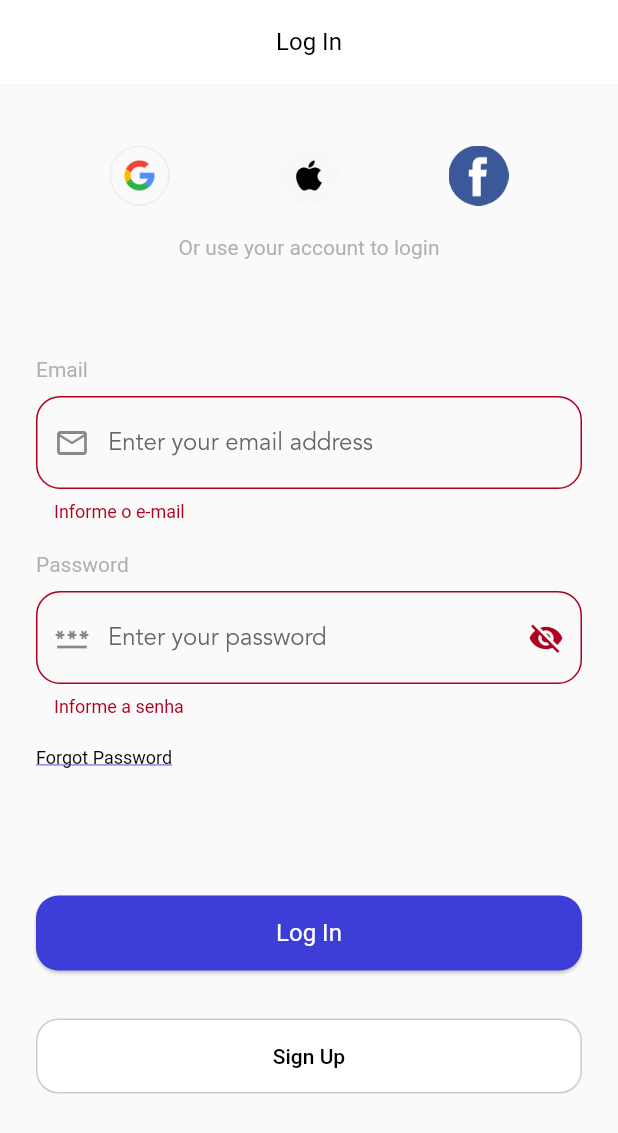
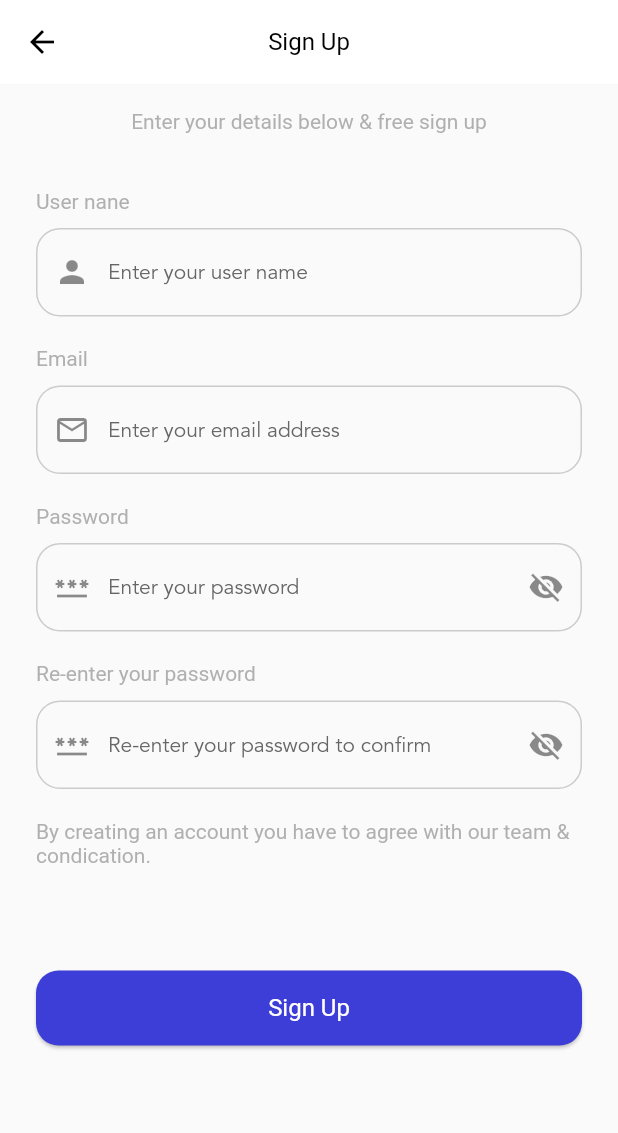
Before and after one commit to constant-hbt/learn_bloc_pattern, a Flutter app: the SignInPage screen opened by its route, after a tap on "Log In", after a tap on "Sign Up", on a phone screen of 412 x 824 dp. Shown: the top 1133 px of the screen. Run offline on Flutter 3.47's test engine with Material 2 defaults, Android fonts, the phone set to English and light mode, and no system bars; our stand-ins replace cloud_firestore, dots_indicator, firebase_auth, firebase_core, flutter_bloc, fluttertoast; accounts and stored records are empty.

Commit message:
:sparkles: feat: Adicionando o registro e login de usuário pelo método de email e senha

```diff
--- /dev/null
+++ b/lib/src/pages/bloc_providers.dart
@@ -0,0 +1,10 @@
+import 'package:bloc_pattern/src/pages/welcome/blocs/welcome_bloc.dart';
+import 'package:flutter_bloc/flutter_bloc.dart';
+
+class AppBlocProviders {
+  static get blocProviders => [
+        BlocProvider(
+          create: (context) => WelcomeBloc(),
+        ),
+      ];
+}
--- a/lib/src/pages/pages.dart
+++ b/lib/src/pages/pages.dart
@@ -1,2 +1,3 @@
 export './welcome/welcome_page.dart';
 export './sign_in/sign_in_page.dart';
+export './register/register_page.dart';
--- /dev/null
+++ b/lib/src/pages/register/register_page.dart
@@ -0,0 +1,143 @@
+import 'package:bloc_pattern/src/pages/register/register_controller.dart';
+import 'package:bloc_pattern/src/shared/utils/validation_mixins.dart';
+import 'package:bloc_pattern/src/shared/widgets/shared_widgets.dart';
+import 'package:flutter/material.dart';
+
+class RegisterPage extends StatefulWidget {
+  const RegisterPage({super.key});
+
+  @override
+  State<RegisterPage> createState() => _RegisterPageState();
+}
+
+class _RegisterPageState extends State<RegisterPage> with ValidationMixins {
+  final _formKey = GlobalKey<FormState>();
+  final _userNameController = TextEditingController();
+  final _emailController = TextEditingController();
+  final _passwordController = TextEditingController();
+  final _confirmPasswordController = TextEditingController();
+  final _registerController = RegisterController();
+
+  AutovalidateMode _autoValidate = AutovalidateMode.disabled;
+
+  void _setAutoValidateMode() {
+    if (_autoValidate == AutovalidateMode.disabled) {
+      setState(() {
+        _autoValidate = AutovalidateMode.always;
+      });
+    }
+  }
+
+  Future<void> _register() async {
+    if (_formKey.currentState != null &&
+        _formKey.currentState!.validate() &&
+        await _registerController.handleRegister(
+          userName: _userNameController.text,
+          email: _emailController.text,
+          password: _passwordController.text,
+          confirmPassword: _confirmPasswordController.text,
+        )) {
+      if (context.mounted) {
+        Navigator.of(context).pop();
+      }
+    }
+  }
+
+  String? _confirmPasswordValidation(String? confirmPassword) {
+    String? confirmPasswordError;
+    final password = _passwordController.text;
+    final validationError = passwordValidation(
+      password: confirmPassword,
+      isConfirmPassword: true,
+    );
+
+    if (validationError != null) {
+      confirmPasswordError = validationError;
+    } else if (confirmPassword != password) {
+      confirmPasswordError = 'A senha de confirmação deve ser igual a senha';
+    }
+
+    return confirmPasswordError;
+  }
+
+  @override
+  Widget build(BuildContext context) {
+    return Scaffold(
+      appBar: BuildFunctions.buildAppBar('Sign Up'),
+      body: SafeArea(
+          child: SingleChildScrollView(
+        child: Padding(
+          padding: const EdgeInsets.symmetric(vertical: 16, horizontal: 24),
+          child: Column(
+            crossAxisAlignment: CrossAxisAlignment.start,
+            children: [
+              Center(
+                  child: BuildFunctions.reusableText(
+                      'Enter your details below & free sign up')),
+              Container(
+                margin: const EdgeInsets.only(top: 32),
+                child: Form(
+                  key: _formKey,
+                  autovalidateMode: _autoValidate,
+                  child: Column(
+                    crossAxisAlignment: CrossAxisAlignment.start,
+                    children: [
+                      CustomTextFormField(
+                        controller: _userNameController,
+                        labelText: 'User nane',
+                        textType: TextInputType.name,
+                        hintText: 'Enter your user name',
+                        icon: Icons.person,
+                        onChange: _setAutoValidateMode,
+                        validator: (userName) => minimumTextLenght(userName, 3,
+                            msgError:
+                                'O nome de usuário deve possuir no mínimo 3 caracteres'),
+                      ),
+                      CustomTextFormField(
+                        controller: _emailController,
+                        labelText: 'Email',
+                        textType: TextInputType.emailAddress,
+                        hintText: 'Enter your email address',
+                        icon: Icons.email_outlined,
+                        onChange: _setAutoValidateMode,
+                        validator: (email) => emailValidation(email: email),
+                      ),
+                      CustomTextFormField(
+                        controller: _passwordController,
+                        labelText: 'Password',
+                        textType: TextInputType.visiblePassword,
+                        hintText: 'Enter your password',
+                        icon: Icons.password,
+                        obscureText: true,
+                        onChange: _setAutoValidateMode,
+                        validator: (password) =>
+                            passwordValidation(password: password),
+                      ),
+                      CustomTextFormField(
+                        controller: _confirmPasswordController,
+                        labelText: 'Re-enter your password',
+                        textType: TextInputType.visiblePassword,
+                        hintText: 'Re-enter your password to confirm',
+                        icon: Icons.password,
+                        obscureText: true,
+                        onChange: _setAutoValidateMode,
+                        validator: _confirmPasswordValidation,
+                      ),
+                      BuildFunctions.reusableText(
+                          'By creating an account you have to agree with our team & condication.'),
+                      const SizedBox(
+                        height: 64,
+                      ),
+                      CustomElevatedButtonWidget(
+                          text: 'Sign Up', func: _register),
+                    ],
+                  ),
+                ),
+              )
+            ],
+          ),
+        ),
+      )),
+    );
+  }
+}
--- a/lib/src/pages/sign_in/sign_in_page.dart
+++ b/lib/src/pages/sign_in/sign_in_page.dart
@@ -1,10 +1,9 @@
 import 'package:bloc_pattern/src/pages/sign_in/sign_in_controller.dart';
-import 'package:bloc_pattern/src/pages/sign_in/widgets/custom_elevated_button_widget.dart';
-import 'package:bloc_pattern/src/pages/sign_in/widgets/custom_outline_button_widget.dart';
-import 'package:bloc_pattern/src/pages/sign_in/widgets/custom_text_form_field.dart';
 import 'package:bloc_pattern/src/pages/sign_in/widgets/custom_widgets.dart';
 import 'package:bloc_pattern/src/pages/sign_in/widgets/third_party_login_widget.dart';
+import 'package:bloc_pattern/src/routes.dart';
 import 'package:bloc_pattern/src/shared/utils/validation_mixins.dart';
+import 'package:bloc_pattern/src/shared/widgets/shared_widgets.dart';
 import 'package:flutter/material.dart';
 
 class SignInPage extends StatefulWidget {
@@ -28,9 +27,9 @@ class _SignInPageState extends State<SignInPage> with ValidationMixins {
     });
   }
 
-  void _signIn() {
+  Future<void> _signIn() async {
     if (_formKey.currentState != null && _formKey.currentState!.validate()) {
-      _signInController.handleSignIn(
+      await _signInController.handleSignIn(
           _emailController.text, _passwordController.text);
     }
   }
@@ -38,7 +37,7 @@ class _SignInPageState extends State<SignInPage> with ValidationMixins {
   @override
   Widget build(BuildContext context) {
     return Scaffold(
-      appBar: CustomWidgets.buildAppBar('Log In'),
+      appBar: BuildFunctions.buildAppBar('Log In'),
       body: SafeArea(
           child: SingleChildScrollView(
         child: Column(
@@ -46,8 +45,8 @@ class _SignInPageState extends State<SignInPage> with ValidationMixins {
           children: [
             const ThirdPartyLoginWidget(),
             Center(
-                child:
-                    CustomWidgets.reusableText('Or use your account to login')),
+                child: BuildFunctions.reusableText(
+                    'Or use your account to login')),
             Container(
               margin: const EdgeInsets.only(top: 60),
               padding: const EdgeInsets.symmetric(horizontal: 24),
@@ -85,7 +84,10 @@ class _SignInPageState extends State<SignInPage> with ValidationMixins {
                     const SizedBox(
                       height: 32,
                     ),
-                    CustomOutlineButtonWidget(text: 'Sign Up', func: () {}),
+                    CustomOutlineButtonWidget(
+                        text: 'Sign Up',
+                        func: () =>
+                            Navigator.of(context).pushNamed(Routes.register)),
                     const SizedBox(
                       height: 32,
                     ),
--- a/lib/src/pages/sign_in/widgets/custom_widgets.dart
+++ b/lib/src/pages/sign_in/widgets/custom_widgets.dart
@@ -2,36 +2,6 @@ import 'package:bloc_pattern/src/shared/themes/app_color_scheme.dart';
 import 'package:flutter/material.dart';
 
 class CustomWidgets {
-  static AppBar buildAppBar(String title) {
-    return AppBar(
-      title: Text(
-        title,
-        style: const TextStyle(color: AppColorScheme.primaryText),
-      ),
-      bottom: PreferredSize(
-        preferredSize: const Size.fromHeight(1),
-        child: Container(
-          height: 1,
-          color: AppColorScheme.primarySecondaryBackground,
-        ),
-      ),
-    );
-  }
-
-  static Widget reusableText(String text) => Container(
-        margin: const EdgeInsets.only(
-          bottom: 5,
-        ),
-        child: Text(
-          text,
-          style: TextStyle(
-            color: Colors.grey.withOpacity(0.8),
-            fontWeight: FontWeight.normal,
-            fontSize: 14,
-          ),
-        ),
-      );
-
   static Widget forgotPassword(BuildContext context, Function func) =>
       Container(
         margin: const EdgeInsets.only(
--- a/lib/src/routes.dart
+++ b/lib/src/routes.dart
@@ -4,11 +4,13 @@ import 'package:flutter/material.dart';
 class Routes {
   static const welcome = '/welcome';
   static const signIn = '/sign-in';
+  static const register = '/register';
 
   static Map<String, Widget Function(BuildContext context)> routes(
           BuildContext context) =>
       {
         welcome: (context) => const WelcomePage(),
         signIn: (context) => const SignInPage(),
+        register: (context) => const RegisterPage(),
       };
 }
--- a/lib/src/shared/themes/app_theme.dart
+++ b/lib/src/shared/themes/app_theme.dart
@@ -2,7 +2,7 @@ import 'package:bloc_pattern/src/shared/themes/app_color_scheme.dart';
 import 'package:flutter/material.dart';
 
 class AppTheme {
-  static get lightTheme => ThemeData.light().copyWith(
+  static ThemeData get lightTheme => ThemeData.light().copyWith(
       colorScheme: AppColorScheme.lightColorScheme,
       appBarTheme: AppBarTheme(
         color: AppColorScheme.lightColorScheme.background,
@@ -13,6 +13,9 @@ class AppTheme {
         ),
         centerTitle: true,
         elevation: 0,
+        iconTheme: const IconThemeData(
+          color: AppColorScheme.primaryText,
+        ),
       ),
       elevatedButtonTheme: ElevatedButtonThemeData(
         style: ElevatedButton.styleFrom(
--- a/lib/src/shared/utils/validation_mixins.dart
+++ b/lib/src/shared/utils/validation_mixins.dart
@@ -1,4 +1,25 @@
 mixin ValidationMixins {
+  static const int _minimunAmountCharsForPassword = 6;
+
+  String? notEmpty(String? value, {String? emptyMsgError}) {
+    if (value == null || value.trim().isEmpty) {
+      return emptyMsgError ?? 'Informe o valor';
+    }
+    return null;
+  }
+
+  String? minimumTextLenght(
+    String? text,
+    int minimumLenght, {
+    String? msgError,
+  }) {
+    if (text == null || text.isEmpty || text.trim().length < minimumLenght) {
+      return msgError ??
+          'O texto deve possuir no mínimo $minimumLenght caracteres';
+    }
+    return null;
+  }
+
   String? emailValidation(
       {required String? email,
       String? errorMsgEmpty,
@@ -19,9 +40,18 @@ mixin ValidationMixins {
     required String? password,
     String? errorMsgEmpty,
     String? errorMsgFormato,
+    int? minimunAmountChars,
+    String? errorMsgMinimunAmountChars,
+    bool isConfirmPassword = false,
   }) {
+    minimunAmountChars = minimunAmountChars ?? _minimunAmountCharsForPassword;
+    final senhaText = isConfirmPassword ? 'senha de confirmação' : 'senha';
+
     if (password == null || password.isEmpty) {
-      return errorMsgEmpty ?? 'Informe a senha';
+      return errorMsgEmpty ?? 'Informe a $senhaText';
+    } else if (password.trim().length < minimunAmountChars) {
+      return errorMsgMinimunAmountChars ??
+          'A $senhaText deve possuir no mínimo $minimunAmountChars caracteres';
     }
 
     return null;
--- /dev/null
+++ b/lib/src/shared/widgets/build_functions.dart
@@ -0,0 +1,34 @@
+import 'package:bloc_pattern/src/shared/themes/app_color_scheme.dart';
+import 'package:flutter/material.dart';
+
+class BuildFunctions {
+  static AppBar buildAppBar(String title) {
+    return AppBar(
+      title: Text(
+        title,
+        style: const TextStyle(color: AppColorScheme.primaryText),
+      ),
+      bottom: PreferredSize(
+        preferredSize: const Size.fromHeight(1),
+        child: Container(
+          height: 1,
+          color: AppColorScheme.primarySecondaryBackground,
+        ),
+      ),
+    );
+  }
+
+  static Widget reusableText(String text) => Container(
+        margin: const EdgeInsets.only(
+          bottom: 5,
+        ),
+        child: Text(
+          text,
+          style: TextStyle(
+            color: Colors.grey.withOpacity(0.8),
+            fontWeight: FontWeight.normal,
+            fontSize: 14,
+          ),
+        ),
+      );
+}
--- a/lib/src/pages/sign_in/widgets/custom_outline_button_widget.dart
+++ b/lib/src/shared/widgets/buttons/custom_outline_button_widget.dart
@@ -16,7 +16,7 @@ class CustomOutlineButtonWidget extends StatelessWidget {
       width: MediaQuery.of(context).size.width,
       height: 50,
       child: OutlinedButton(
-        onPressed: () => func,
+        onPressed: () => func(),
         child: Text(text),
       ),
     );
--- a/lib/src/pages/sign_in/widgets/custom_text_form_field.dart
+++ b/lib/src/shared/widgets/form_elements/custom_text_form_field.dart
@@ -1,15 +1,15 @@
-import 'package:bloc_pattern/src/pages/sign_in/widgets/custom_widgets.dart';
 import 'package:bloc_pattern/src/shared/themes/app_color_scheme.dart';
+import 'package:bloc_pattern/src/shared/widgets/build_functions.dart';
 import 'package:flutter/material.dart';
 
 class CustomTextFormField extends StatefulWidget {
   const CustomTextFormField({
     super.key,
     required this.textType,
-    required this.hintText,
     required this.icon,
     required this.labelText,
     required this.validator,
+    this.hintText,
     this.obscureText = false,
     this.onChange,
     this.controller,
@@ -17,7 +17,7 @@ class CustomTextFormField extends StatefulWidget {
 
   final String labelText;
   final TextInputType textType;
-  final String hintText;
+  final String? hintText;
   final IconData icon;
   final bool obscureText;
   final String? Function(String?) validator;
@@ -46,7 +46,7 @@ class _CustomTextFormFieldState extends State<CustomTextFormField> {
       child: Column(
         crossAxisAlignment: CrossAxisAlignment.start,
         children: [
-          CustomWidgets.reusableText(widget.labelText),
+          BuildFunctions.reusableText(widget.labelText),
           const SizedBox(
             height: 5,
           ),
@@ -68,7 +68,7 @@ class _CustomTextFormFieldState extends State<CustomTextFormField> {
               color: AppColorScheme.primaryText,
               fontFamily: "Avenir",
               fontWeight: FontWeight.normal,
-              fontSize: 16,
+              fontSize: 14,
             ),
             decoration: InputDecoration(
               prefixIcon: Icon(widget.icon),
--- /dev/null
+++ b/lib/src/shared/widgets/notifications/flutter_toast.dart
@@ -0,0 +1,20 @@
+import 'package:flutter/material.dart';
+import 'package:fluttertoast/fluttertoast.dart';
+
+class FlutterToast {
+  static Future<bool?> toastInfo({
+    required String msg,
+    Color backgroundColor = Colors.black,
+    Color textColor = Colors.white,
+  }) {
+    return Fluttertoast.showToast(
+      msg: msg,
+      backgroundColor: backgroundColor,
+      textColor: textColor,
+      toastLength: Toast.LENGTH_SHORT,
+      gravity: ToastGravity.TOP,
+      timeInSecForIosWeb: 2,
+      fontSize: 16,
+    );
+  }
+}
--- /dev/null
+++ b/lib/src/shared/widgets/shared_widgets.dart
@@ -0,0 +1,5 @@
+export './build_functions.dart';
+export './buttons/custom_elevated_button_widget.dart';
+export './buttons/custom_outline_button_widget.dart';
+export 'form_elements/custom_text_form_field.dart';
+export './notifications/flutter_toast.dart';
--- a/pubspec.yaml
+++ b/pubspec.yaml
@@ -19,6 +19,7 @@ dependencies:
   cloud_firestore: ^4.9.1
   firebase_auth: ^4.9.0
   firebase_core: ^2.15.1
+  fluttertoast: ^8.2.2
 
 dev_dependencies:
   flutter_test:
```
Also changed, not shown: lib/src/app_widget.dart (+2 -6 lines), lib/src/pages/register/register_controller.dart (added, +43 -0 lines), lib/src/pages/sign_in/sign_in_controller.dart (+27 -19 lines), lib/src/shared/widgets/buttons/custom_elevated_button_widget.dart (renamed from lib/src/pages/sign_in/widgets/custom_elevated_button_widget.dart), pubspec.lock.
